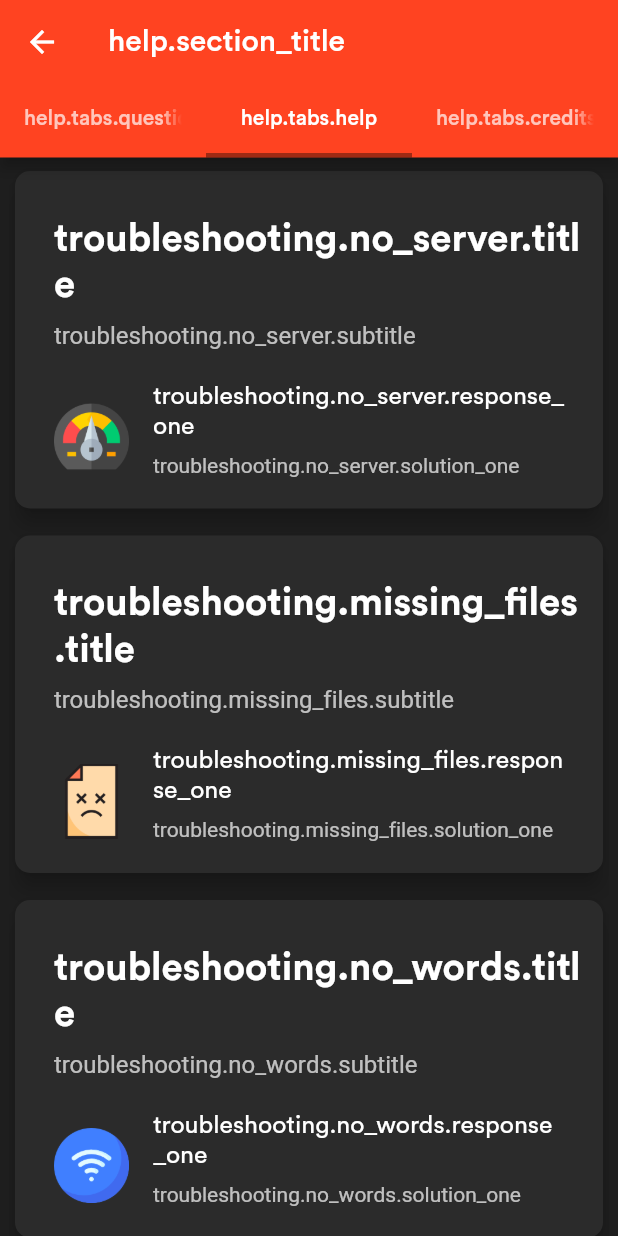
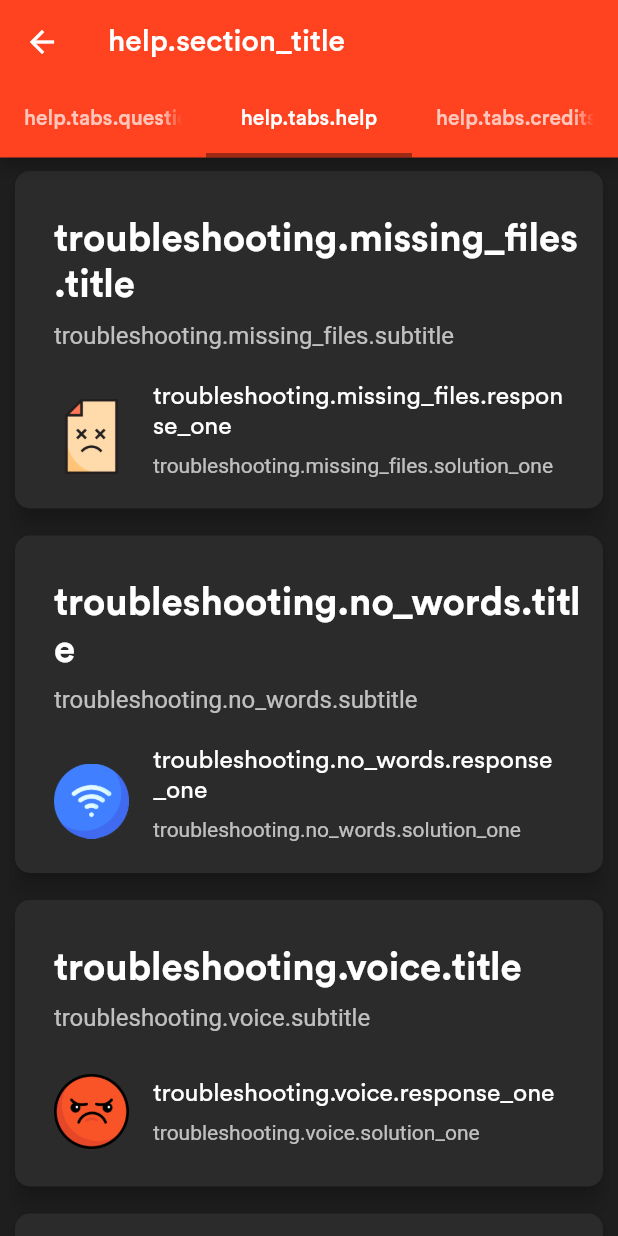
Before and after one commit to JoshuaR503/Vocabulary-Builder, a Flutter app: the HelpScreen screen opened directly, tab 2 chosen, on a phone screen of 412 x 824 dp. Run offline on Flutter 3.47's test engine with Material 2 defaults, Android fonts, the phone set to English and light mode, and no system bars; our stand-ins replace audioplayers, bloc, cached_network_image, data_connection_checker, dio, equatable and 6 more; missing offline and left inert: firebase_admob, flutter_web_browser, material_search; accounts and stored records are empty; statements that could not run were skipped.

Commit message:
Removed some stuff

```diff
--- a/lib/v2/repositories/words/words_api_client.dart
+++ b/lib/v2/repositories/words/words_api_client.dart
@@ -40,6 +40,10 @@ class WordsApiClient {
     final Response<dynamic> response = await _fetchData(url: serverUrl);
 
     // Handle more status code responses.
+    if (response.statusCode == 429) {
+      throw Exception('You have reached your free tier limit');
+    }
+
     if (response.statusCode != 200 ) {
       throw Exception('There was an error with the Server');
     }
--- a/lib/v2/screens/help/widgets/solutions.dart
+++ b/lib/v2/screens/help/widgets/solutions.dart
@@ -27,23 +27,23 @@ class SolutionsTab extends StatelessWidget {
       child: ListView(
         children: <Widget> [
 
-          _createCard(
-            context: context,
-            children: <Widget>[
-              CommonTitle(FlutterI18n.translate(context, 'troubleshooting.no_server.title')),
-              CommonSubtitle(FlutterI18n.translate(context, 'troubleshooting.no_server.subtitle')),
-              ListCell(
-                leading: Image.asset(
-                  'assets/pictures/limit.png',
-                  height: 50.0,
-                  width: 50.0,
-                ),
-                title: FlutterI18n.translate(context, 'troubleshooting.no_server.response_one'),
-                subtitle: FlutterI18n.translate(context, 'troubleshooting.no_server.solution_one'),
-                onTap: () {},
-              ),
-            ]
-          ),
+          // _createCard(
+          //   context: context,
+          //   children: <Widget>[
+          //     CommonTitle(FlutterI18n.translate(context, 'troubleshooting.no_server.title')),
+          //     CommonSubtitle(FlutterI18n.translate(context, 'troubleshooting.no_server.subtitle')),
+          //     ListCell(
+          //       leading: Image.asset(
+          //         'assets/pictures/limit.png',
+          //         height: 50.0,
+          //         width: 50.0,
+          //       ),
+          //       title: FlutterI18n.translate(context, 'troubleshooting.no_server.response_one'),
+          //       subtitle: FlutterI18n.translate(context, 'troubleshooting.no_server.solution_one'),
+          //       onTap: () {},
+          //     ),
+          //   ]
+          // ),
 
           _createCard(
             context: context,
```
